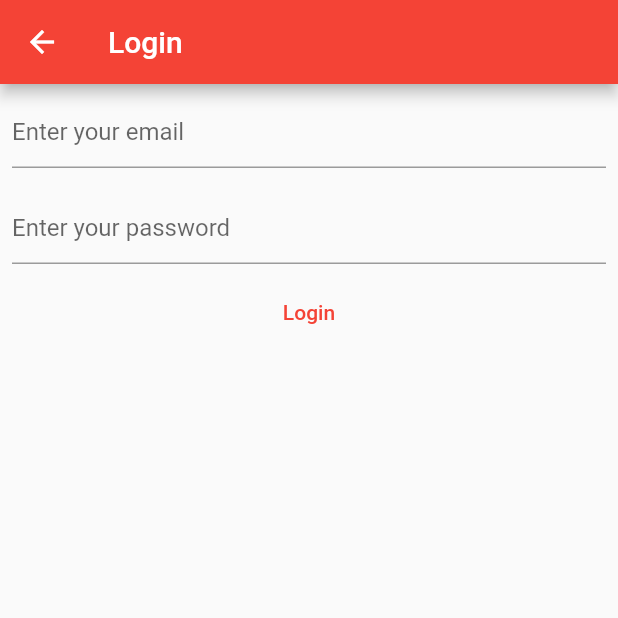
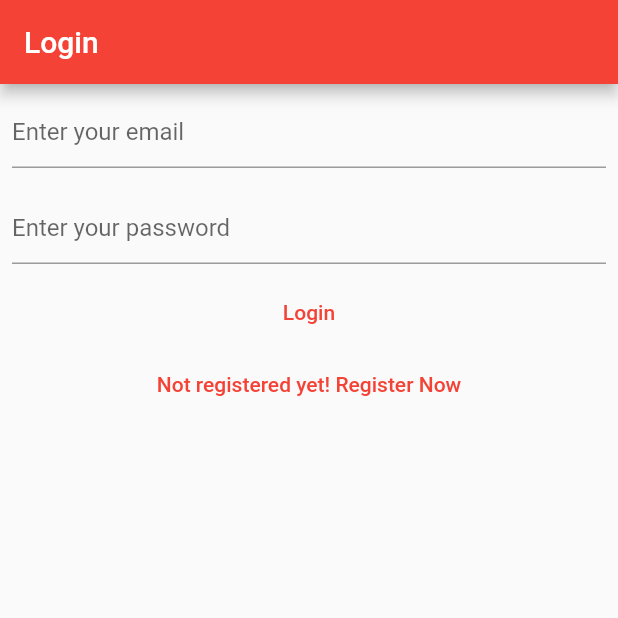
Before and after one commit to Soumajith/myNotes, a Flutter app: the LoginView screen opened directly, on a phone screen of 412 x 824 dp, the top half of it. Run offline on Flutter 3.47's test engine with Material 2 defaults, Android fonts, the phone set to English and light mode, and no system bars; our stand-ins replace firebase_auth, firebase_core; accounts and stored records are empty.

Commit message:
created verify email view and linked register and login view

```diff
--- a/lib/views/login_view.dart
+++ b/lib/views/login_view.dart
@@ -1,7 +1,5 @@
 import 'package:firebase_auth/firebase_auth.dart';
-import 'package:firebase_core/firebase_core.dart';
 import 'package:flutter/material.dart';
-import '../firebase_options.dart';
 
 class LoginView extends StatefulWidget {
   const LoginView({Key? key}) : super(key: key);
@@ -31,17 +29,8 @@ class _LoginViewState extends State<LoginView> {
   @override
   Widget build(BuildContext context) {
     return Scaffold(
-      appBar: AppBar(
-        title: const Text('Login'),
-      ),
-      body: FutureBuilder(
-        future: Firebase.initializeApp(
-          options: DefaultFirebaseOptions.currentPlatform,
-        ),
-        builder: (context, snapshot) {
-          switch (snapshot.connectionState) {
-            case ConnectionState.done:
-              return Column(
+      appBar: AppBar(title: const Text('Login')),
+      body: Column(
         children: [
           Padding(
             padding: const EdgeInsets.all(8.0),
@@ -50,8 +39,7 @@ class _LoginViewState extends State<LoginView> {
               autocorrect: false,
               enableSuggestions: false,
               keyboardType: TextInputType.emailAddress,
-                      decoration:
-                          const InputDecoration(hintText: 'Enter your email'),
+              decoration: const InputDecoration(hintText: 'Enter your email'),
             ),
           ),
           Padding(
@@ -61,8 +49,8 @@ class _LoginViewState extends State<LoginView> {
               obscureText: true,
               autocorrect: false,
               enableSuggestions: false,
-                      decoration: const InputDecoration(
-                          hintText: 'Enter your password'),
+              decoration:
+                  const InputDecoration(hintText: 'Enter your password'),
             ),
           ),
           TextButton(
@@ -84,12 +72,13 @@ class _LoginViewState extends State<LoginView> {
             },
             child: const Text('Login'),
           ),
+          TextButton(
+              onPressed: () {
+                Navigator.of(context)
+                    .pushNamedAndRemoveUntil('/register/', (route) => false);
+              },
+              child: const Text('Not registered yet! Register Now'))
         ],
-              );
-            default:
-              return const Text("Loading....");
-          }
-        },
       ),
     );
   }
```
Also changed, not shown: lib/main.dart (+20 -15 lines), lib/views/register_view.dart (+12 -24 lines), lib/views/verifyemail_view.dart (added, +32 -0 lines), 2 other files. Lines whose indentation alone changed are shown as unchanged.
